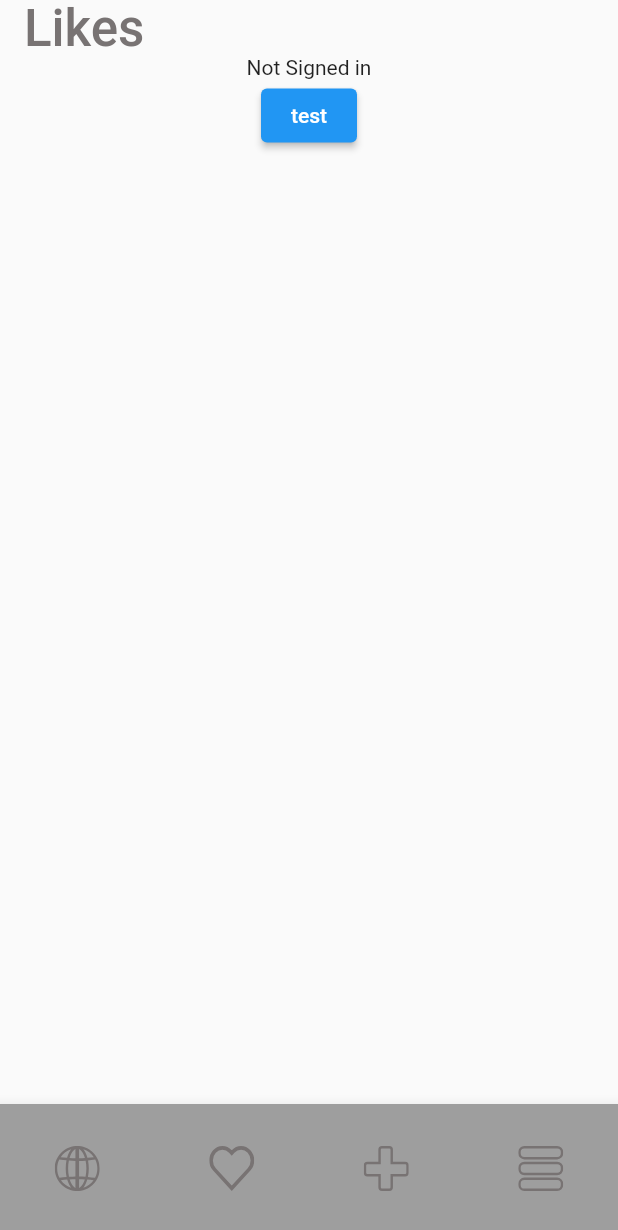
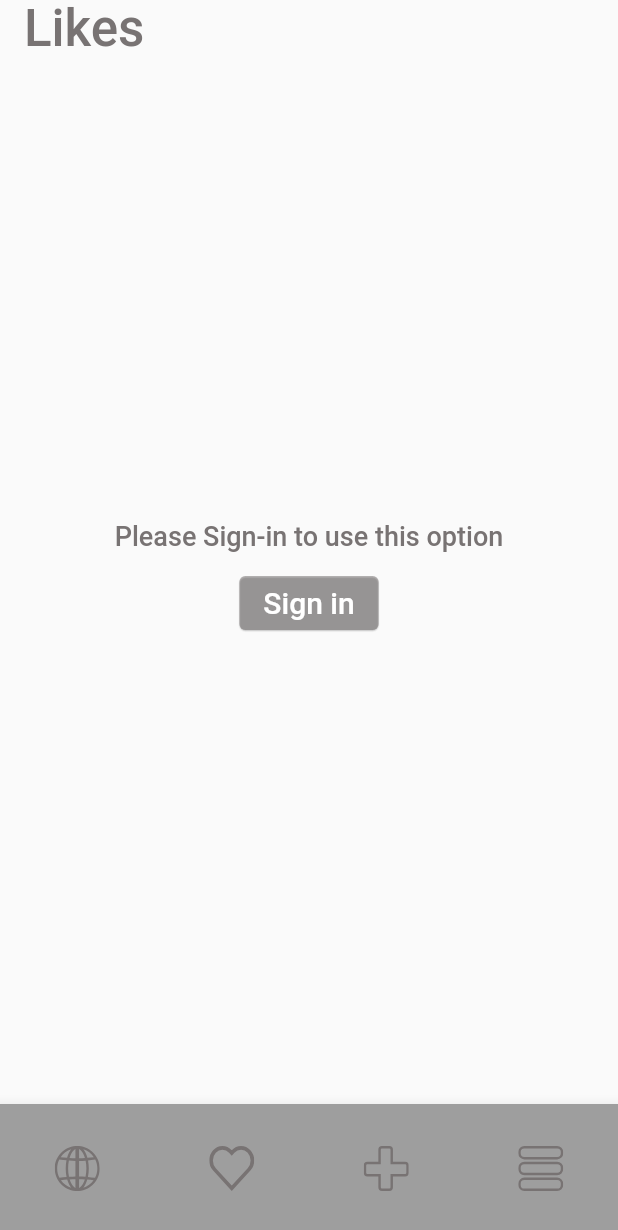
Before and after one commit to kaskadegroup/CaterWorld, a Flutter app: the screen it shows after launch, item 2 of the bottom bar chosen, on a phone screen of 412 x 824 dp. Shown: the top 1230 px of the screen. Run offline on Flutter 3.47's test engine with Material 2 defaults, Android fonts, the phone set to English and light mode, and no system bars; our stand-ins replace cloud_firestore, firebase_auth, firebase_storage, flutter_svg, page_view_indicators; missing offline and left inert: multi_image_picker; accounts and stored records are empty.

Commit message:
some improvements

```diff
--- a/src/lib/server/upload_images.dart
+++ b/src/lib/server/upload_images.dart
@@ -100,8 +100,10 @@ class _MultiPickerState extends State<MultiPicker> {
   }
 
   void backHome() {
-    Navigator.push(
-        context, new MaterialPageRoute(builder: (context) => new NavBar()));
+    Navigator.pushAndRemoveUntil(
+        context,
+        MaterialPageRoute(builder: (BuildContext context) => new NavBar()),
+        (Route<dynamic> route) => false);
     // Navigator.pop(
     //     context, new MaterialPageRoute(builder: (context) => NavBar()));
   }
--- a/src/lib/widgets/sign_in.dart
+++ b/src/lib/widgets/sign_in.dart
@@ -13,13 +13,36 @@ class SignIn extends StatelessWidget {
   @override
   Widget build(BuildContext context) {
     return Column(
+      mainAxisAlignment: MainAxisAlignment.center,
+      crossAxisAlignment: CrossAxisAlignment.center,
       children: [
         Center(
-          child: Text("Not Signed in"),
+          child: Text("Please Sign-in to use this option",
+              style: TextStyle(
+                fontSize: 18,
+                fontFamily: '.SF Pro Display',
+                fontWeight: FontWeight.w500,
+                color: Color.fromRGBO(120, 115, 115, 1),
+              )),
         ),
+        Padding(padding: EdgeInsets.all(5)),
         ElevatedButton(
           onPressed: () => goToAuth(context),
-          child: Text("test"),
+          style: ButtonStyle(
+            backgroundColor: MaterialStateProperty.all<Color>(
+              Color.fromRGBO(120, 115, 115, 0.5),
+            ),
+            elevation: MaterialStateProperty.all(0.4),
+          ),
+          child: Text(
+            "Sign in",
+            style: TextStyle(
+              fontSize: 20,
+              fontFamily: '.SF Pro Display',
+              fontWeight: FontWeight.w500,
+              color: Colors.white,
+            ),
+          ),
         ),
       ],
     );
```
